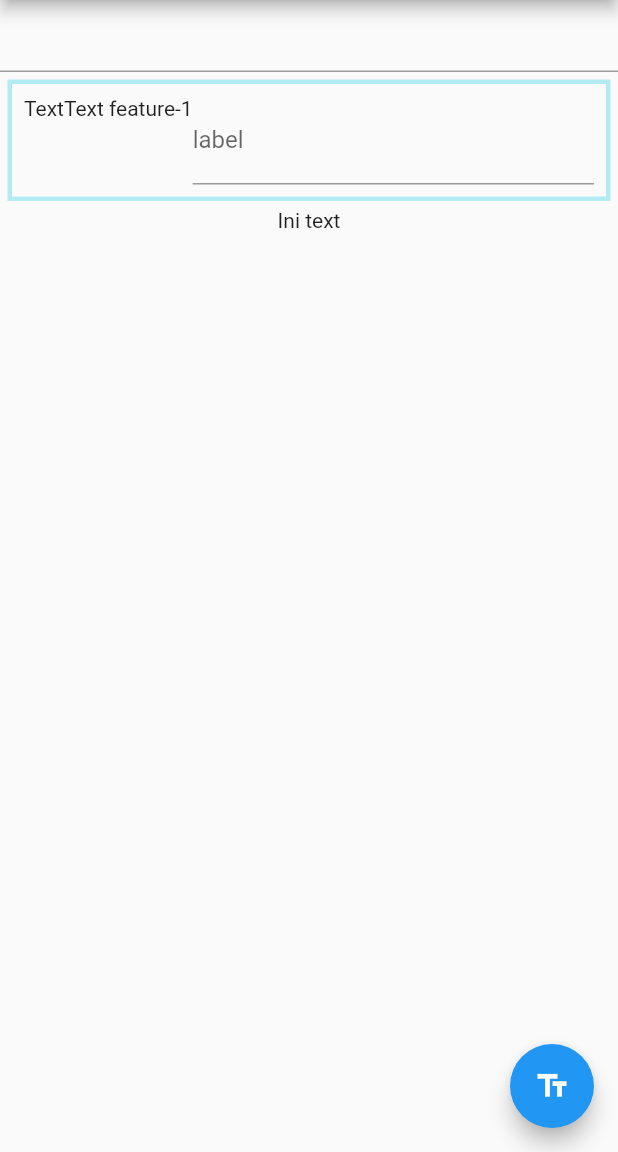
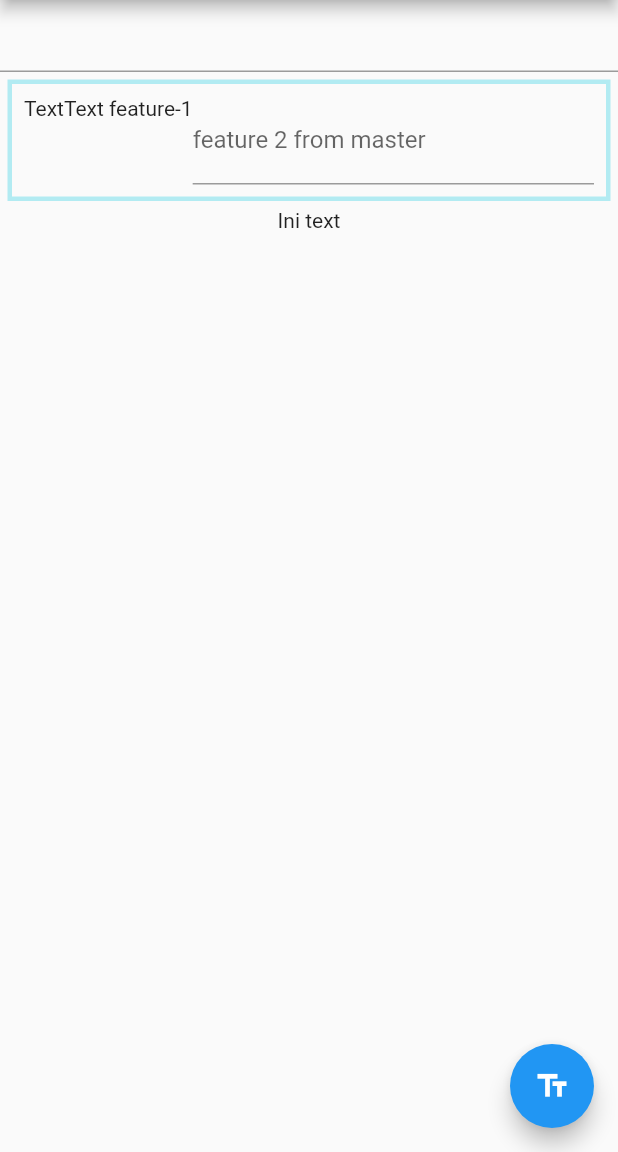
Before and after one commit to ashvX/pengaduan-sms-penipu, a Flutter app: the screen it shows after launch, on a phone screen of 412 x 824 dp, the part 84-1236 px from its top. Run offline on Flutter 3.47's test engine with Material 2 defaults, Android fonts, the light colour scheme and no system bars.

Commit message:
added feature 2 from master

```diff
--- a/lib/main.dart
+++ b/lib/main.dart
@@ -102,7 +102,7 @@ class _MyCustomFormState extends State<MyCustomForm> {
           child: new TextFormField(
             decoration: const InputDecoration(
               hintText: 'test',
-              labelText: 'label',
+              labelText: 'feature 2 from master',
             ),
             obscureText: true,
           ),
```
